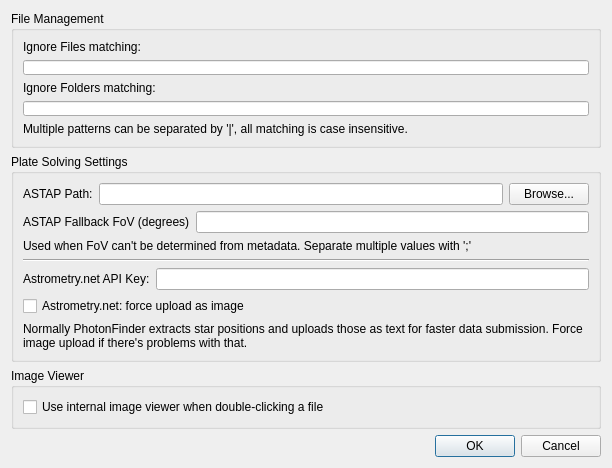
This is photonfinder/ui/SettingsDialog.ui in bcolyn/PhotonFinder as Qt 5 draws it before an edit. The edited form follows.
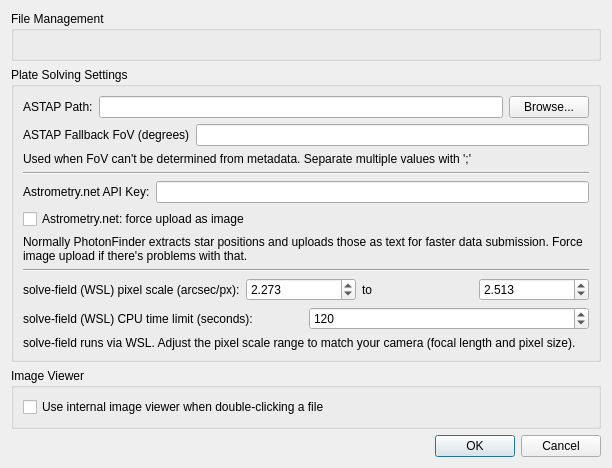
This is the edited form.

Commit message:
Add WSL solve-field plate solver with scale inference and improve test robustness
Implement new WSLSolveFieldSolver strategy class for astrometry.net's solve-field tool running under WSL, with scale inference from FITS headers (SCALE/PIXSCALE or computed from FOCALLEN/YPIXSZ). Refactor plate-solving tests to use module-level HEALPix cone search fixtures (reference_center, reference_cone_pixels) for more robust spatial assertions. Fix get_image_center_coords to use actual WCS projection instead of hardcoded CRVAL. Add test data file and settings UI controls for WSL solver parameters.

```diff
--- a/photonfinder/ui/SettingsDialog.ui
+++ b/photonfinder/ui/SettingsDialog.ui
@@ -167,6 +167,106 @@
         </item>
        </layout>
       </item>
+      <item>
+       <widget class="Line" name="line_wsl">
+        <property name="orientation">
+         <enum>Qt::Orientation::Horizontal</enum>
+        </property>
+       </widget>
+      </item>
+      <item>
+       <layout class="QHBoxLayout" name="wsl_scale_layout">
+        <item>
+         <widget class="QLabel" name="wsl_scale_label">
+          <property name="text">
+           <string>solve-field (WSL) pixel scale (arcsec/px):</string>
+          </property>
+         </widget>
+        </item>
+        <item>
+         <widget class="QDoubleSpinBox" name="wsl_scale_low_spin">
+          <property name="toolTip">
+           <string>Lower bound of pixel scale range for solve-field</string>
+          </property>
+          <property name="decimals">
+           <number>3</number>
+          </property>
+          <property name="minimum">
+           <double>0.100000000000000</double>
+          </property>
+          <property name="maximum">
+           <double>100.000000000000000</double>
+          </property>
+          <property name="value">
+           <double>2.273</double>
+          </property>
+         </widget>
+        </item>
+        <item>
+         <widget class="QLabel" name="wsl_scale_to_label">
+          <property name="text">
+           <string>to</string>
+          </property>
+         </widget>
+        </item>
+        <item>
+         <widget class="QDoubleSpinBox" name="wsl_scale_high_spin">
+          <property name="toolTip">
+           <string>Upper bound of pixel scale range for solve-field</string>
+          </property>
+          <property name="decimals">
+           <number>3</number>
+          </property>
+          <property name="minimum">
+           <double>0.100000000000000</double>
+          </property>
+          <property name="maximum">
+           <double>100.000000000000000</double>
+          </property>
+          <property name="value">
+           <double>2.513</double>
+          </property>
+         </widget>
+        </item>
+       </layout>
+      </item>
+      <item>
+       <layout class="QHBoxLayout" name="wsl_timeout_layout">
+        <item>
+         <widget class="QLabel" name="wsl_timeout_label">
+          <property name="text">
+           <string>solve-field (WSL) CPU time limit (seconds):</string>
+          </property>
+         </widget>
+        </item>
+        <item>
+         <widget class="QSpinBox" name="wsl_timeout_spin">
+          <property name="toolTip">
+           <string>Maximum CPU seconds solve-field may spend per image</string>
+          </property>
+          <property name="minimum">
+           <number>10</number>
+          </property>
+          <property name="maximum">
+           <number>600</number>
+          </property>
+          <property name="value">
+           <number>120</number>
+          </property>
+         </widget>
+        </item>
+       </layout>
+      </item>
+      <item>
+       <widget class="QLabel" name="wsl_hint_label">
+          <property name="text">
+           <string>solve-field runs via WSL. Adjust the pixel scale range to match your camera (focal length and pixel size).</string>
+          </property>
+          <property name="wordWrap">
+           <bool>true</bool>
+          </property>
+       </widget>
+      </item>
      </layout>
     </widget>
    </item>
```
The commit also changes 9 other files.
